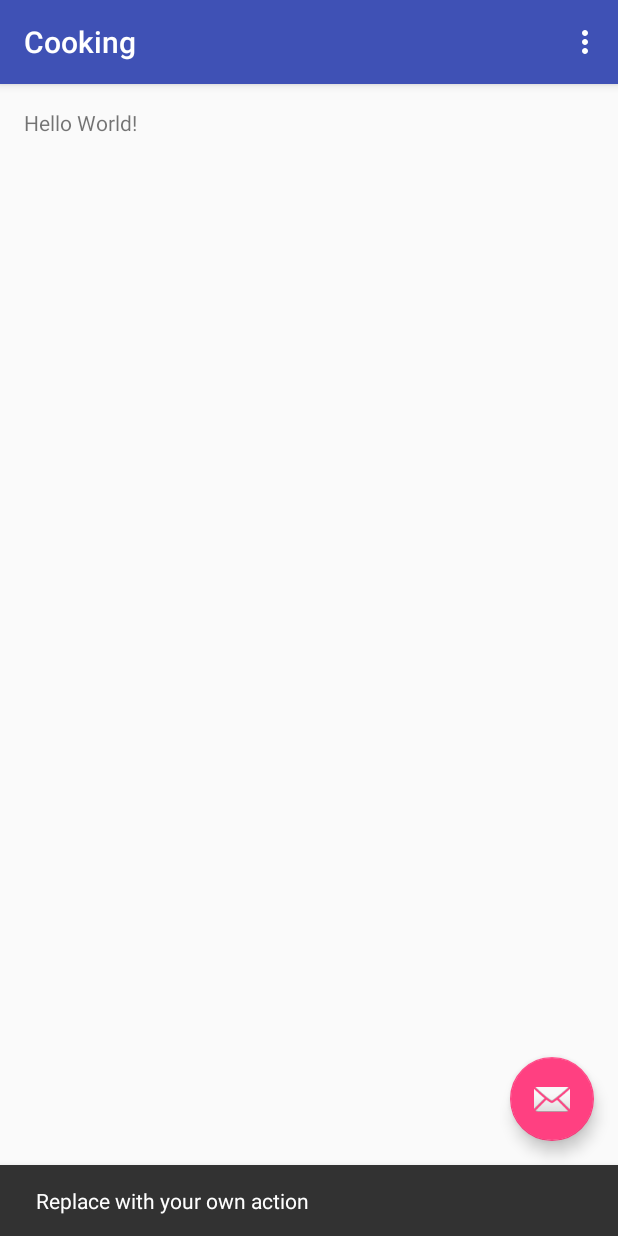
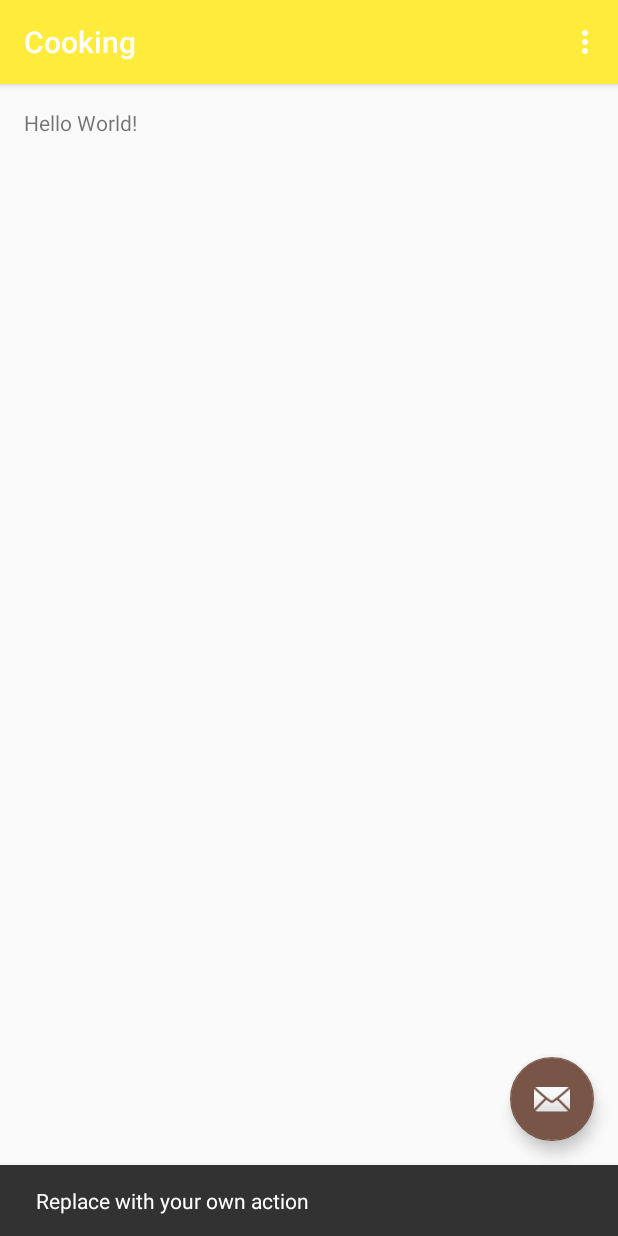
Before and after one commit to win-than-htike/PADC-FP-Cooking, an Android app: the screen it shows after launch (MainActivity), after a tap on an icon or button, on a phone screen of 412 x 824 dp. Run offline under Robolectric (Android 15) with nearby library versions, the phone set to English and light mode, and no system bars.

Commit message:
Add Color

```diff
--- a/app/src/main/res/values/colors.xml
+++ b/app/src/main/res/values/colors.xml
@@ -1,6 +1,13 @@
 <?xml version="1.0" encoding="utf-8"?>
 <resources>
-    <color name="colorPrimary">#3F51B5</color>
-    <color name="colorPrimaryDark">#303F9F</color>
-    <color name="colorAccent">#FF4081</color>
+
+    <color name="primary">#FFEB3B</color>
+    <color name="primary_dark">#FBC02D</color>
+    <color name="primary_light">#FFF9C4</color>
+    <color name="accent">#795548</color>
+    <color name="primary_text">#212121</color>
+    <color name="secondary_text">#757575</color>
+    <color name="icons">#212121</color>
+    <color name="divider">#BDBDBD</color>
+
 </resources>
--- a/app/src/main/res/values/styles.xml
+++ b/app/src/main/res/values/styles.xml
@@ -3,9 +3,9 @@
     <!-- Base application theme. -->
     <style name="AppTheme" parent="Theme.AppCompat.Light.DarkActionBar">
         <!-- Customize your theme here. -->
-        <item name="colorPrimary">@color/colorPrimary</item>
-        <item name="colorPrimaryDark">@color/colorPrimaryDark</item>
-        <item name="colorAccent">@color/colorAccent</item>
+        <item name="colorPrimary">@color/primary</item>
+        <item name="colorPrimaryDark">@color/primary_dark</item>®
+        <item name="colorAccent">@color/accent</item>
     </style>
 
     <style name="AppTheme.NoActionBar">
```
